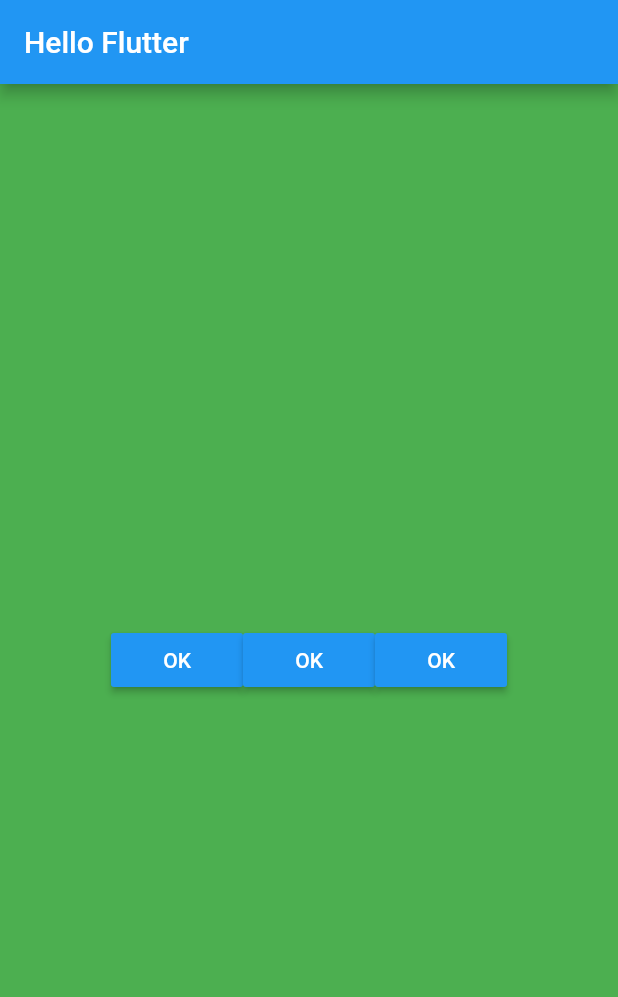
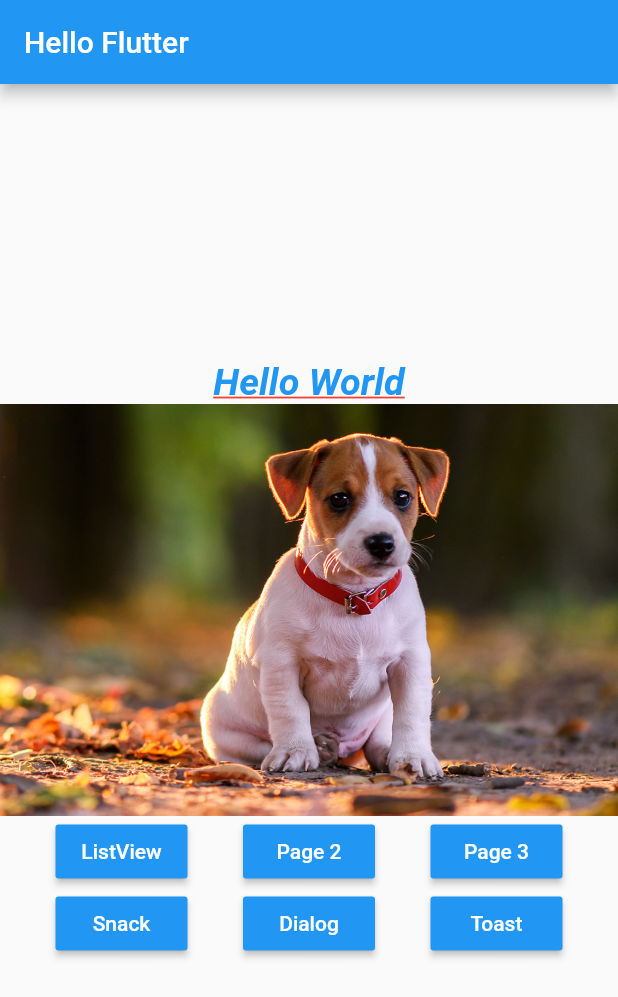
Before and after one commit to davihoffmann/widgets_example, a Flutter app: the screen it shows after launch, on a phone screen of 412 x 824 dp. Shown: the top 997 px of the screen. Run offline on Flutter 3.47's test engine with Material 2 defaults, Android fonts, the phone set to English and light mode, and no system bars.

Commit message:
criado layout com os widget column e row

```diff
--- a/lib/screens/home_page.dart
+++ b/lib/screens/home_page.dart
@@ -7,25 +7,43 @@ class HomePage extends StatelessWidget {
       appBar: AppBar(
         title: Text("Hello Flutter"),
       ),
-      body: _body(context),
+      body: _body(),
     );
   }
 
-  _body(context) {
-    final size = MediaQuery.of(context).size;
-
+  _body() {
     return Container(
-      height: size.height,
-      color: Colors.green,
-      child: Row(
+      child: Column(
         mainAxisAlignment: MainAxisAlignment.center,
-        crossAxisAlignment: CrossAxisAlignment.center,
         children: <Widget>[
-          _button(),
-          _button(),
-          _button()
+          _text(),
+          _img(),
+          _coluna(),
         ],
       ),
+    );
+  }
+
+  Column _coluna() {
+    return Column(
+      children: <Widget>[
+        Row(
+          mainAxisAlignment: MainAxisAlignment.spaceEvenly,
+          children: <Widget>[
+            _button('ListView'),
+            _button('Page 2'),
+            _button('Page 3'),
+          ],
+        ),
+        Row(
+          mainAxisAlignment: MainAxisAlignment.spaceEvenly,
+          children: <Widget>[
+            _button('Snack'),
+            _button('Dialog'),
+            _button('Toast'),
+          ],
+        )
+      ],
     );
   }
 
@@ -33,7 +51,7 @@ class HomePage extends StatelessWidget {
     return Text(
       'Hello World',
       style: TextStyle(
-        fontSize: 30,
+        fontSize: 25,
         color: Colors.blue,
         fontWeight: FontWeight.bold,
         fontStyle: FontStyle.italic,
@@ -49,14 +67,12 @@ class HomePage extends StatelessWidget {
     );
   }
 
-  _button() {
+  _button(String text) {
     return RaisedButton(
       color: Colors.blue,
       child: Text(
-        'OK',
-        style: TextStyle(
-          color: Colors.white
-        ),
+        text,
+        style: TextStyle(color: Colors.white),
       ),
       onPressed: () => _onClickOk(),
     );
```
